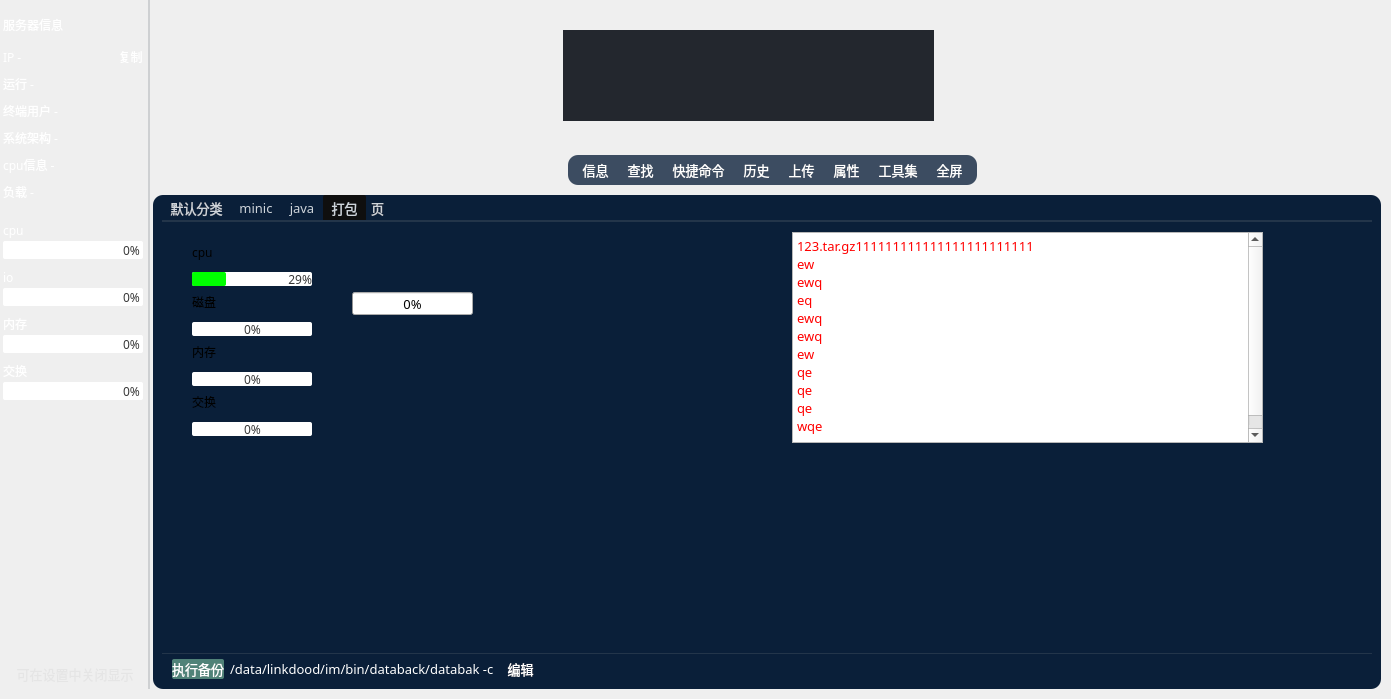
Old version of the form source/sshwidget.ui in the repository HuaGouFdog/Fdog-Kit.
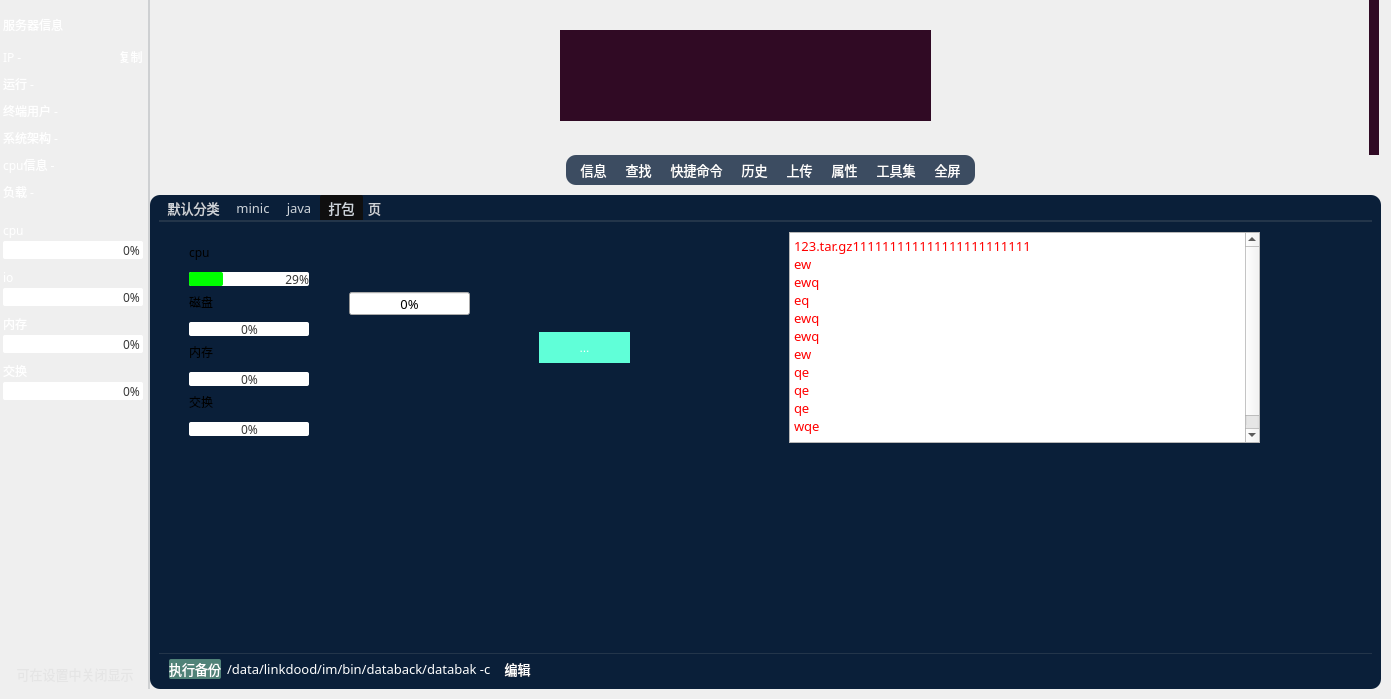
New version of the form. The open tabs and pages were chosen to show the change. Icons and pictures are not drawn.

The edit to the form file:
```diff
--- a/source/sshwidget.ui
+++ b/source/sshwidget.ui
@@ -999,7 +999,7 @@
        <number>0</number>
       </property>
       <property name="leftMargin">
-       <number>3</number>
+       <number>0</number>
       </property>
       <property name="topMargin">
        <number>0</number>
@@ -1075,7 +1075,7 @@
                  <number>0</number>
                 </property>
                 <property name="rightMargin">
-                 <number>0</number>
+                 <number>12</number>
                 </property>
                 <property name="bottomMargin">
                  <number>0</number>
@@ -1108,7 +1108,7 @@
                     <rect>
                      <x>0</x>
                      <y>0</y>
-                     <width>1238</width>
+                     <width>1229</width>
                      <height>155</height>
                     </rect>
                    </property>
@@ -1134,7 +1134,7 @@
                     <string notr="true">border-color: rgba(255, 255, 255, 0);
 background:transparent;</string>
                    </property>
-                   <layout class="QVBoxLayout" name="verticalLayout_8">
+                   <layout class="QHBoxLayout" name="horizontalLayout_8">
                     <property name="spacing">
                      <number>0</number>
                     </property>
@@ -1160,7 +1160,6 @@
                       </property>
                       <property name="styleSheet">
                        <string notr="true">QMenu {
-
 background-color: rgb(30, 34, 39);
 padding:10px;
 margin:10px;
@@ -1240,7 +1239,8 @@
                         <string notr="true">QTextEdit{
 	/*background-color: rgba(0, 41, 69, 0);*/
 	
-	background-color: rgb(35, 39, 46);
+	
+	background-color: rgb(48, 10, 36);
 	font: 12pt &quot;Cascadia Mono,OPPOSans B&quot;;
 	border: none;
 	padding-top:0px;
@@ -1248,7 +1248,7 @@
 	padding-left:0px;
     padding-right:0px;
 	border-radius: 0px;
-color: rgba(255, 255, 255, 255, 255);
+    color: rgba(0,0,0,0);
 }
 
 QTextEdit::cursor {
@@ -1331,6 +1331,74 @@
                       </widget>
                      </widget>
                     </item>
+                    <item>
+                     <widget class="QScrollBar" name="verticalScrollBar">
+                      <property name="font">
+                       <font>
+                        <stylestrategy>PreferAntialias</stylestrategy>
+                       </font>
+                      </property>
+                      <property name="styleSheet">
+                       <string notr="true">QScrollBar:vertical{
+    width: 10px;
+	/*background-color: rgba(0, 41, 69, 0);*/
+	
+	background-color: rgb(48, 10, 36);
+    margin: 0px,0px,0px,0px;
+    padding-top: 0px;		/*//隐藏上下的箭头*/
+    padding-bottom: 0px;
+}
+
+
+QScrollBar::handle:vertical{
+    width: 10px;
+	background-color: rgb(239, 239, 239);
+    /*滚动条两端变成椭圆 */
+    border-radius: 2px;
+    min-height: 0;
+}
+
+QScrollBar::sub-page:vertical {
+    
+	background-color: rgba(255, 255, 255, 0);
+}
+QScrollBar::add-page:vertical 
+{
+    background-color: rgba(255, 255, 255, 0);
+}
+
+QScrollBar::add-line:vertical {
+	border: none;
+    height: 0px;
+    subcontrol-position: bottom;
+    subcontrol-origin: margin;
+}
+QScrollBar::sub-line:vertical {
+    border: none;
+    height: 0px;
+    subcontrol-position: top;
+    subcontrol-origin: margin;
+}
+
+QScrollBar::down-arrow:vertical {
+    border:none;
+}
+
+QScrollBar::up-arrow:vertical {
+    border:none;
+}</string>
+                      </property>
+                      <property name="maximum">
+                       <number>5000</number>
+                      </property>
+                      <property name="singleStep">
+                       <number>1</number>
+                      </property>
+                      <property name="orientation">
+                       <enum>Qt::Vertical</enum>
+                      </property>
+                     </widget>
+                    </item>
                    </layout>
                   </widget>
                  </widget>
@@ -1900,7 +1968,7 @@
                 <enum>QTabWidget::Rounded</enum>
                </property>
                <property name="currentIndex">
-                <number>1</number>
+                <number>3</number>
                </property>
                <widget class="QWidget" name="tab">
                 <attribute name="title">
@@ -2391,6 +2459,22 @@
 &lt;p style=&quot; margin-top:0px; margin-bottom:0px; margin-left:0px; margin-right:0px; -qt-block-indent:0; text-indent:0px;&quot;&gt;&lt;span style=&quot; color:#ff0000;&quot;&gt;q&lt;/span&gt;&lt;/p&gt;&lt;/body&gt;&lt;/html&gt;</string>
                  </property>
                 </widget>
+                <widget class="QToolButton" name="toolButton_2">
+                 <property name="geometry">
+                  <rect>
+                   <x>380</x>
+                   <y>110</y>
+                   <width>91</width>
+                   <height>31</height>
+                  </rect>
+                 </property>
+                 <property name="styleSheet">
+                  <string notr="true">background-color: rgb(96, 255, 216);</string>
+                 </property>
+                 <property name="text">
+                  <string>...</string>
+                 </property>
+                </widget>
                </widget>
                <widget class="QWidget" name="tab_5">
                 <attribute name="title">
```
